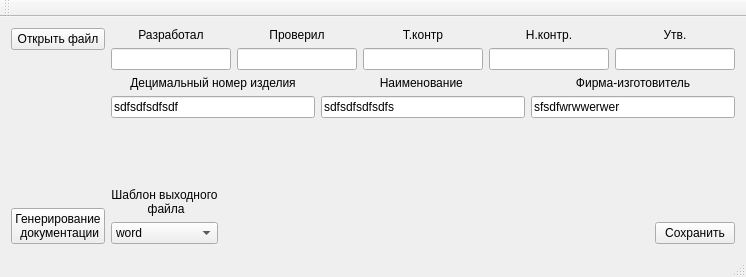
Before: the Qt Designer form mainwindow.ui in pivleonid/gp, drawn with Qt 5.
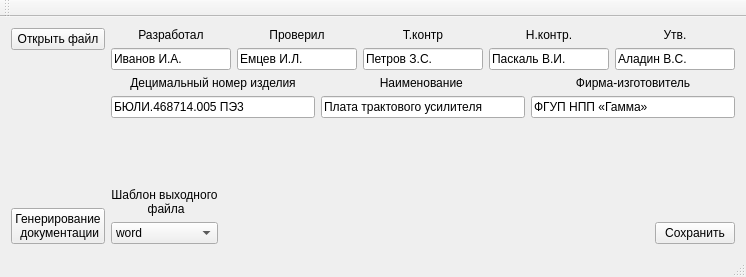
After: the same form once the commit is applied.

```diff
--- a/mainwindow.ui
+++ b/mainwindow.ui
@@ -90,7 +90,11 @@
              </widget>
             </item>
             <item row="1" column="0">
-             <widget class="QLineEdit" name="lineEdit"/>
+             <widget class="QLineEdit" name="lineEdit">
+              <property name="text">
+               <string>Иванов И.А.</string>
+              </property>
+             </widget>
             </item>
            </layout>
           </item>
@@ -107,7 +111,11 @@
              </widget>
             </item>
             <item row="1" column="0">
-             <widget class="QLineEdit" name="lineEdit_2"/>
+             <widget class="QLineEdit" name="lineEdit_2">
+              <property name="text">
+               <string>Емцев И.Л.</string>
+              </property>
+             </widget>
             </item>
            </layout>
           </item>
@@ -124,7 +132,11 @@
              </widget>
             </item>
             <item row="1" column="0">
-             <widget class="QLineEdit" name="lineEdit_3"/>
+             <widget class="QLineEdit" name="lineEdit_3">
+              <property name="text">
+               <string>Петров З.С.</string>
+              </property>
+             </widget>
             </item>
            </layout>
           </item>
@@ -141,7 +153,11 @@
              </widget>
             </item>
             <item row="1" column="0">
-             <widget class="QLineEdit" name="lineEdit_4"/>
+             <widget class="QLineEdit" name="lineEdit_4">
+              <property name="text">
+               <string>Паскаль В.И.</string>
+              </property>
+             </widget>
             </item>
            </layout>
           </item>
@@ -158,7 +174,11 @@
              </widget>
             </item>
             <item row="1" column="0">
-             <widget class="QLineEdit" name="lineEdit_5"/>
+             <widget class="QLineEdit" name="lineEdit_5">
+              <property name="text">
+               <string>Аладин В.С.</string>
+              </property>
+             </widget>
             </item>
            </layout>
           </item>
@@ -181,7 +201,7 @@
             <item row="1" column="0">
              <widget class="QLineEdit" name="lineEdit_6">
               <property name="text">
-               <string>sdfsdfsdfsdf</string>
+               <string>БЮЛИ.468714.005 ПЭ3</string>
               </property>
              </widget>
             </item>
@@ -202,7 +222,7 @@
             <item row="1" column="0">
              <widget class="QLineEdit" name="lineEdit_7">
               <property name="text">
-               <string>sdfsdfsdfsdfs</string>
+               <string>Плата трактового усилителя</string>
               </property>
              </widget>
             </item>
@@ -226,7 +246,7 @@
             <item row="1" column="0">
              <widget class="QLineEdit" name="lineEdit_9">
               <property name="text">
-               <string>sfsdfwrwwerwer</string>
+               <string>ФГУП НПП «Гамма»</string>
               </property>
              </widget>
             </item>
```
